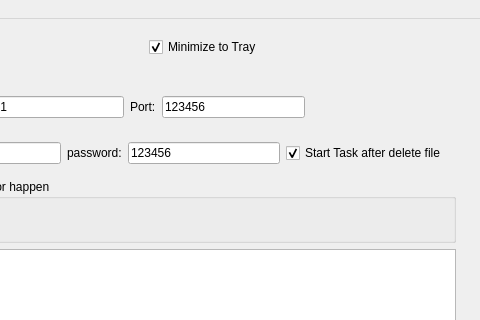
coolshou/btReload, file btMainWindow.ui: the form before one commit; both pictures show x 189 to 669 and y 0 to 320 of the 669 by 508 pixel window.
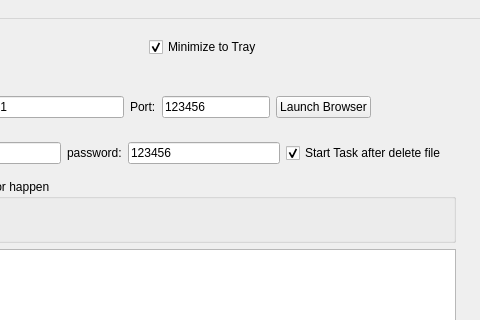
The form after the commit.

Patch:
```diff
--- a/btMainWindow.ui
+++ b/btMainWindow.ui
@@ -98,6 +98,13 @@
               </property>
              </widget>
             </item>
+            <item>
+             <widget class="QPushButton" name="btnBrowser">
+              <property name="text">
+               <string>Launch Browser</string>
+              </property>
+             </widget>
+            </item>
             <item>
              <spacer name="horizontalSpacer_2">
               <property name="orientation">
```
